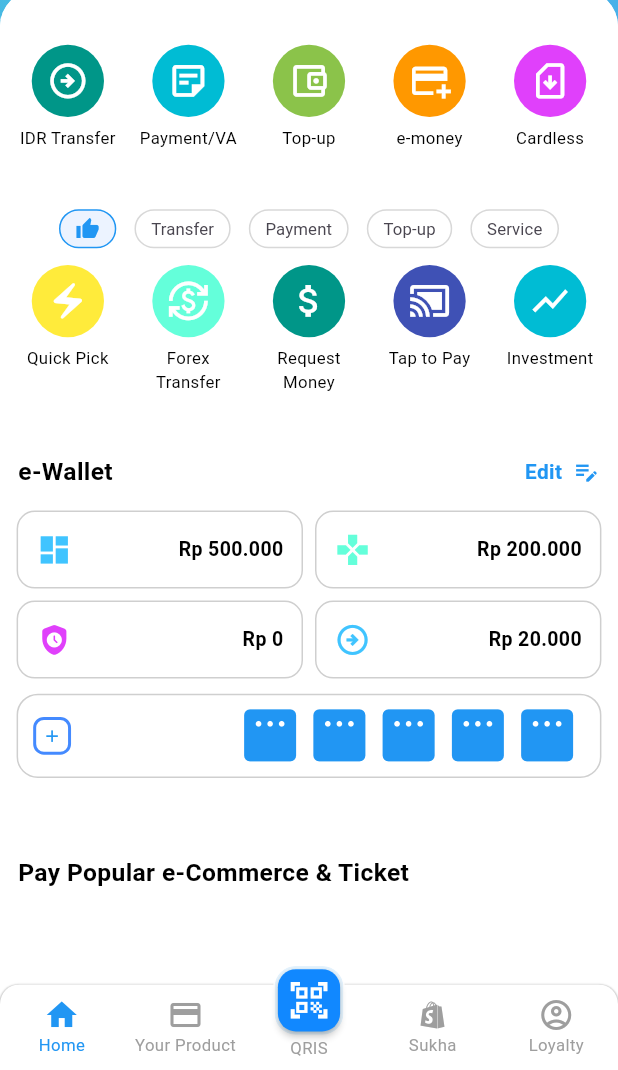
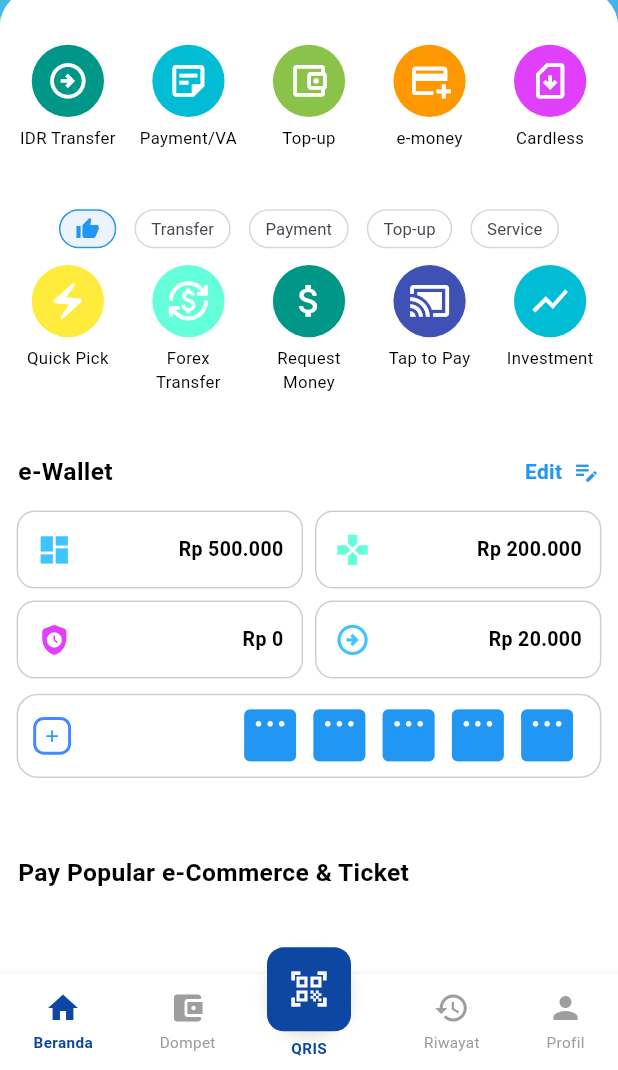
Before and after one commit to vinsensiusarko/livin_frontend, a Flutter app: the BottomNavigationScreen screen opened by its route, scrolled down 287 dp, on a phone screen of 412 x 824 dp, the part 166-1236 px from its top. Run offline on Flutter 3.47's test engine with Material 3 defaults, Android fonts, the phone set to English and light mode, and no system bars; our stand-ins replace carousel_slider, fluttertoast, get, get_storage, logger, lottie and 1 more; accounts and stored records are empty.

Commit message:
update: bottom navigation to support PageView navigation
- Add `PageController` to `BottomNavigationController`.
- Implement `onSwipePageIndex` to update the current index during page swipes.
- Update `onTapIndex` to trigger page jumps via the `pageController`.
- Remove the index restriction for the third tab (index 2) in `onTapIndex`.

```diff
--- a/lib/screen/main/bottom_navigation_screen.dart
+++ b/lib/screen/main/bottom_navigation_screen.dart
@@ -6,16 +6,18 @@
  * All rights reserved.
  */
 
-import 'dart:io';
+import 'dart:ui';
 
+import 'package:flutter/cupertino.dart';
 import 'package:flutter/material.dart';
+import 'package:flutter/services.dart';
 import 'package:get/get.dart';
 import 'package:livin_frontend/screen/main/loyalty/loyalty_screen.dart';
 import 'package:livin_frontend/screen/main/product/product_screen.dart';
 import 'package:livin_frontend/screen/main/sukha/sukha_screen.dart';
+import 'package:livin_frontend/util/dimensions.dart';
 
 import '../../controller/main/bottom_navigation_controller.dart';
-import '../../util/dimensions.dart';
 import 'home/home_screen.dart';
 
 class BottomNavigationScreen extends StatelessWidget {
@@ -23,26 +25,125 @@ class BottomNavigationScreen extends StatelessWidget {
 
   @override
   Widget build(BuildContext context) {
-
-    final List<Widget> screenPage = [
-      const HomeScreen(),
-      const ProductScreen(),
-      const SizedBox(),
-      const SukhaScreen(),
-      const LoyaltyScreen()
-    ];
-
     return GetBuilder<BottomNavigationController>(
       builder: (controller) {
         return PopScope(
           canPop: false,
           onPopInvokedWithResult: (didPop, result) {
-            bool backStatus = controller.onBackPress();
-            if (backStatus) {
-              exit(0);
+            if (GetPlatform.isAndroid) {
+              bool backStatus = controller.onBackPress();
+              if (backStatus) {
+                SystemNavigator.pop();
+              } else {
+
+              }
             }
           },
           child: Scaffold(
+            extendBody: true,
+            body: Container(
+              color: Colors.grey[100],
+              child: PageView(
+                physics: const BouncingScrollPhysics(),
+                controller: controller.pageController,
+                allowImplicitScrolling: true,
+                onPageChanged: (index) => controller.onSwipePageIndex(index),
+                children: [
+                  const HomeScreen(),
+                  const ProductScreen(),
+                  const SukhaScreen(),
+                  const LoyaltyScreen(),
+                ],
+              ),
+            ),
+            floatingActionButton: Transform.translate(
+              offset: const Offset(0, 20),
+              child: Column(
+                mainAxisSize: MainAxisSize.min,
+                children: [
+                  Container(
+                    decoration: const BoxDecoration(
+                      shape: BoxShape.circle,
+                      boxShadow: [
+                        BoxShadow(
+                          color: Colors.black12,
+                          blurRadius: 8,
+                          offset: Offset(0, 4),
+                        ),
+                      ],
+                    ),
+                    child: FloatingActionButton(
+                      shape: RoundedRectangleBorder(
+                        borderRadius: BorderRadius.circular(Dimensions.radius12 - 2),
+                      ),
+                      backgroundColor: Colors.blue[900],
+                      elevation: 0,
+                      onPressed: () {
+                        showCupertinoModalPopup(
+                            context: context,
+                            filter: ImageFilter.blur(
+                              sigmaX: 10,
+                              sigmaY: 10,
+                            ),
+                            builder: (context) {
+                              return Container(
+                                height: Dimensions.height45 * 5,
+                                decoration: BoxDecoration(
+                                  color: Colors.white,
+                                  borderRadius: BorderRadius.only(
+                                    topLeft: Radius.circular(Dimensions.radius12),
+                                    topRight: Radius.circular(Dimensions.radius12),
+                                  ),
+                                ),
+                              );
+                            }
+                        );
+                      },
+                      child: const Icon(
+                        Icons.qr_code_scanner,
+                        color: Colors.white,
+                        size: 28,
+                      ),
+                    ),
+                  ),
+                  const SizedBox(height: 4),
+                  Text(
+                    "QRIS",
+                    style: TextStyle(
+                      fontSize: 12,
+                      fontWeight: FontWeight.bold,
+                      color: Colors.blue[900],
+                    ),
+                  ),
+                ],
+              ),
+            ),
+            floatingActionButtonLocation: FloatingActionButtonLocation.miniCenterDocked,
+            bottomNavigationBar: BottomAppBar(
+              height: Dimensions.height45 + 10,
+              padding: EdgeInsets.zero,
+              elevation: 4,
+              color: Colors.white,
+              shadowColor: Colors.grey,
+              surfaceTintColor: Colors.white54,
+              shape: null,
+              notchMargin: 0,
+              child: SizedBox(
+                height: 70,
+                child: Row(
+                  mainAxisAlignment: MainAxisAlignment.spaceAround,
+                  children: [
+                    _buildNavItem(controller: controller, Icons.home, 'Beranda', 0),
+                    _buildNavItem(controller: controller, Icons.account_balance_wallet, 'Dompet', 1),
+                    const SizedBox(width: 50),
+                    _buildNavItem(controller: controller, Icons.history, 'Riwayat', 2),
+                    _buildNavItem(controller: controller, Icons.person, 'Profil', 3),
+                  ],
+                ),
+              ),
+            ),
+          ),
+          /*child: Scaffold(
             extendBody: true,
             body: screenPage[controller.currentIndex],
             floatingActionButtonLocation: FloatingActionButtonLocation.centerDocked,
@@ -51,7 +152,7 @@ class BottomNavigationScreen extends StatelessWidget {
               child: Container(
                 height: Dimensions.height45 - 8,
                 width: Dimensions.width45 - 8,
-                padding: EdgeInsets.all(Dimensions.radius12 - 11),
+                // padding: EdgeInsets.all(Dimensions.radius10 + 2),
                 decoration: BoxDecoration(
                   color: Colors.blue.shade50,
                   borderRadius: BorderRadius.all(Radius.circular(Dimensions.radius10 + 2)),
@@ -67,7 +168,7 @@ class BottomNavigationScreen extends StatelessWidget {
                   backgroundColor: Color(0xff1188ff),
                   onPressed: () {
                     // showMaintenanceMode(context, 'transfer mBayar');
-                    /*showModalBottomSheet(
+                    *//*showModalBottomSheet(
                       elevation: 2,
                       context: context,
                       builder: (context) {
@@ -79,7 +180,7 @@ class BottomNavigationScreen extends StatelessWidget {
                           child: const ScanQRCodeScreen(),
                         );
                       }
-                    );*/
+                    );*//*
                   },
                   child: Icon(
                     Icons.qr_code_scanner,
@@ -172,9 +273,34 @@ class BottomNavigationScreen extends StatelessWidget {
                 ),
               ),
             ),
-          ),
+          ),*/
         );
       },
     );
   }
+
+  /// Widget helper buat bikin item navigasi (biar kode gak kepanjangan)
+  Widget _buildNavItem(IconData icon, String label, int index, {required BottomNavigationController controller}) {
+    bool isSelected = controller.currentIndex == index;
+    return InkWell(
+      onTap: () => controller.onTapIndex(index),
+      highlightColor: Colors.white,
+      splashColor: Colors.white,
+      child: Column(
+        mainAxisSize: MainAxisSize.min,
+        children: [
+          Icon(icon, color: isSelected ? Colors.blue[900] : Colors.grey),
+          const SizedBox(height: 4),
+          Text(
+            label,
+            style: TextStyle(
+              fontSize: 12,
+              color: isSelected ? Colors.blue[900] : Colors.grey,
+              fontWeight: isSelected ? FontWeight.bold : FontWeight.normal,
+            ),
+          ),
+        ],
+      ),
+    );
+  }
 }
```
